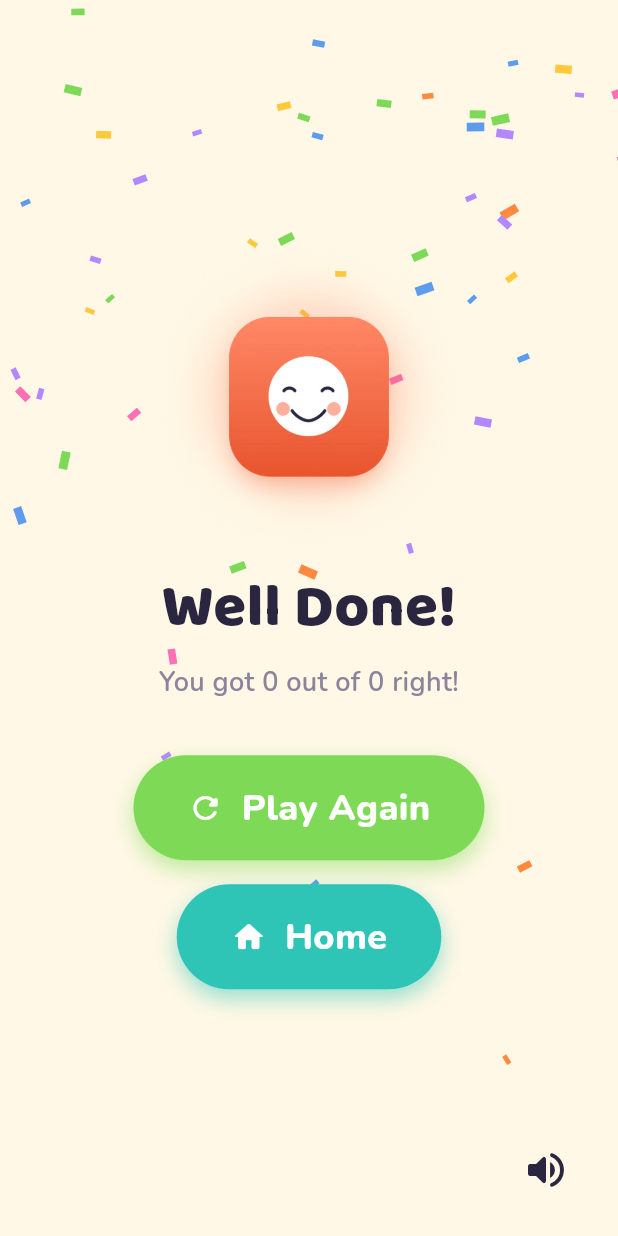
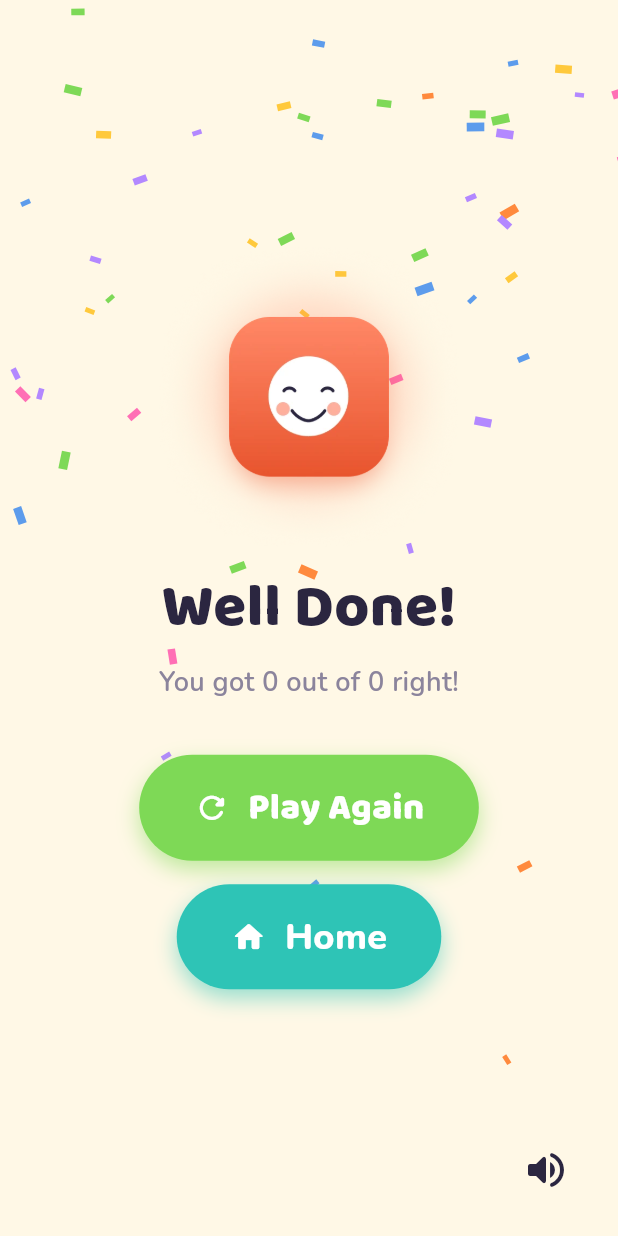
Before and after one commit to kapsgrafix/tap-and-learn-kids, a Flutter app: the ResultScreen screen opened directly with sample values from the repository, on a phone screen of 412 x 824 dp. Run offline on Flutter 3.47's test engine with Material 3 defaults, Android fonts, the phone set to English and light mode, and no system bars; our stand-ins replace audioplayers.

Commit message:
Use a guaranteed-bold static font for key headings/CTAs; add CTA breathing pulse
The original standalone "Baloo" typeface the user asked for has been
discontinued by Google Fonts (fonts.google.com/specimen/Baloo now
404s, and it's gone from the google/fonts source repo too) so it
can't be sourced. Root cause of "not bold enough" is more likely that
Baloo2 only ships as ONE variable font file with a wght axis, and
some Android renderers don't reliably apply that axis at runtime —
so requesting weight 800 can still paint at a lighter weight.

Fix: use fontTools' variable-font instancer to bake a genuine STATIC
ExtraBold TTF out of Baloo2 (assets/fonts/Baloo2-ExtraBold-Static.ttf,
registered as a new "BalooBold" pubspec family). It has no weight
axis left to under-apply — it just is the bold glyphs — so it always
renders heavy. Wired into AppTheme.boldHeadingFontFamily and applied
to the 5 requested spots: the Home title, the header page title
(AppHeader), the Well Done heading, and the Let's Play!/Play Again
CTA labels (PrimaryButton gained a fontFamily override for this).
Everywhere else keeps the regular variable Baloo2 family.

Also added a slow, continuous "breathing" pulse (scale 1.0↔1.06,
easeInOut, ~1.1s) to PrimaryButton via a new `breathing` flag, turned
on for Let's Play! and Play Again only — it layers on top of the
existing tap-press scale rather than replacing it.

Co-Authored-By: Claude Sonnet 5 <noreply@anthropic.com>
Claude-Session: https://claude.ai/code/session_01L641V5yhK8SUiDMbpWkBmD

```diff
--- a/lib/screens/home_screen.dart
+++ b/lib/screens/home_screen.dart
@@ -45,7 +45,7 @@ class _HomeScreenState extends State<HomeScreen> {
                     'Smart Kids',
                     textAlign: TextAlign.center,
                     style: TextStyle(
-                      fontFamily: AppTheme.headingFontFamily,
+                      fontFamily: AppTheme.boldHeadingFontFamily,
                       fontSize: 42,
                       fontWeight: FontWeight.w800,
                       color: AppColors.textPrimary,
@@ -67,6 +67,8 @@ class _HomeScreenState extends State<HomeScreen> {
                     label: "Let's Play!",
                     icon: Icons.play_arrow_rounded,
                     color: AppColors.categoryShapes,
+                    fontFamily: AppTheme.boldHeadingFontFamily,
+                    breathing: true,
                     onPressed: () {
                       Navigator.of(context).push(
                         MaterialPageRoute(builder: (_) => const CategorySelectScreen()),
--- a/lib/screens/result_screen.dart
+++ b/lib/screens/result_screen.dart
@@ -50,7 +50,7 @@ class _ResultScreenState extends State<ResultScreen> {
                   const Text(
                     'Well Done!',
                     style: TextStyle(
-                      fontFamily: AppTheme.headingFontFamily,
+                      fontFamily: AppTheme.boldHeadingFontFamily,
                       fontSize: 40,
                       fontWeight: FontWeight.w800,
                       color: AppColors.textPrimary,
@@ -71,6 +71,8 @@ class _ResultScreenState extends State<ResultScreen> {
                     label: 'Play Again',
                     icon: Icons.refresh_rounded,
                     color: AppColors.categoryShapes,
+                    fontFamily: AppTheme.boldHeadingFontFamily,
+                    breathing: true,
                     onPressed: () {
                       Navigator.of(context).pushReplacement(
                         MaterialPageRoute(builder: (_) => GameScreen(category: widget.category)),
--- a/lib/theme/app_theme.dart
+++ b/lib/theme/app_theme.dart
@@ -57,6 +57,16 @@ class AppTheme {
   /// Baloo 2 is used for headings, titles, and category labels.
   static const headingFontFamily = 'Baloo2';
 
+  /// A static (always-heavy) ExtraBold instance of Baloo 2, for the
+  /// handful of spots that need to read unmistakably bold: the Home
+  /// title, header page titles, the Well Done heading, and the
+  /// Let's Play!/Play Again CTA labels. (Google discontinued the
+  /// original standalone "Baloo" typeface — it's no longer published
+  /// anywhere — so this static instance is the reliable substitute:
+  /// unlike the variable Baloo2 file above, it has no weight axis for
+  /// a renderer to under-apply, so it always renders heavy.)
+  static const boldHeadingFontFamily = 'BalooBold';
+
   /// Nunito is used for body text and button labels.
   static const bodyFontFamily = 'Nunito';
 
--- a/lib/widgets/app_header.dart
+++ b/lib/widgets/app_header.dart
@@ -36,7 +36,7 @@ class AppHeader extends StatelessWidget {
               title,
               textAlign: TextAlign.center,
               style: const TextStyle(
-                fontFamily: AppTheme.headingFontFamily,
+                fontFamily: AppTheme.boldHeadingFontFamily,
                 fontSize: 26,
                 fontWeight: FontWeight.w800,
                 color: AppColors.textPrimary,
--- a/lib/widgets/primary_button.dart
+++ b/lib/widgets/primary_button.dart
@@ -2,11 +2,17 @@ import 'package:flutter/material.dart';
 import '../theme/app_theme.dart';
 
 /// Big, rounded, bouncy button sized for small fingers.
+///
+/// Set [breathing] to true for a slow, continuous "come tap me" pulse —
+/// used on the two main call-to-action buttons (Let's Play!, Play Again)
+/// so they draw a young child's eye even before anything is tapped.
 class PrimaryButton extends StatefulWidget {
   final String label;
   final IconData? icon;
   final Color color;
   final VoidCallback onPressed;
+  final String? fontFamily;
+  final bool breathing;
 
   const PrimaryButton({
     super.key,
@@ -14,26 +20,42 @@ class PrimaryButton extends StatefulWidget {
     required this.onPressed,
     this.icon,
     this.color = AppColors.brandTeal,
+    this.fontFamily,
+    this.breathing = false,
   });
 
   @override
   State<PrimaryButton> createState() => _PrimaryButtonState();
 }
 
-class _PrimaryButtonState extends State<PrimaryButton> {
-  double _scale = 1.0;
+class _PrimaryButtonState extends State<PrimaryButton> with SingleTickerProviderStateMixin {
+  double _pressScale = 1.0;
+  AnimationController? _breathController;
+  Animation<double>? _breathScale;
 
   @override
-  Widget build(BuildContext context) {
-    return GestureDetector(
-      onTapDown: (_) => setState(() => _scale = 0.94),
-      onTapUp: (_) => setState(() => _scale = 1.0),
-      onTapCancel: () => setState(() => _scale = 1.0),
-      onTap: widget.onPressed,
-      child: AnimatedScale(
-        scale: _scale,
-        duration: const Duration(milliseconds: 100),
-        child: Container(
+  void initState() {
+    super.initState();
+    if (widget.breathing) {
+      final controller = AnimationController(
+        vsync: this,
+        duration: const Duration(milliseconds: 1100),
+      )..repeat(reverse: true);
+      _breathController = controller;
+      _breathScale = Tween<double>(begin: 1.0, end: 1.06).animate(
+        CurvedAnimation(parent: controller, curve: Curves.easeInOut),
+      );
+    }
+  }
+
+  @override
+  void dispose() {
+    _breathController?.dispose();
+    super.dispose();
+  }
+
+  Widget _buildContent() {
+    return Container(
       padding: const EdgeInsets.symmetric(horizontal: 36, vertical: 18),
       decoration: BoxDecoration(
         color: widget.color,
@@ -55,8 +77,8 @@ class _PrimaryButtonState extends State<PrimaryButton> {
           ],
           Text(
             widget.label,
-                style: const TextStyle(
-                  fontFamily: AppTheme.bodyFontFamily,
+            style: TextStyle(
+              fontFamily: widget.fontFamily ?? AppTheme.bodyFontFamily,
               color: AppColors.textInverse,
               fontSize: 24,
               fontWeight: FontWeight.w800,
@@ -64,7 +86,34 @@ class _PrimaryButtonState extends State<PrimaryButton> {
           ),
         ],
       ),
-        ),
+    );
+  }
+
+  @override
+  Widget build(BuildContext context) {
+    final content = _buildContent();
+    final breathController = _breathController;
+
+    return GestureDetector(
+      onTapDown: (_) => setState(() => _pressScale = 0.94),
+      onTapUp: (_) => setState(() => _pressScale = 1.0),
+      onTapCancel: () => setState(() => _pressScale = 1.0),
+      onTap: widget.onPressed,
+      child: breathController == null
+          ? AnimatedScale(
+              scale: _pressScale,
+              duration: const Duration(milliseconds: 100),
+              child: content,
+            )
+          : AnimatedBuilder(
+              animation: breathController,
+              child: content,
+              builder: (context, child) {
+                return Transform.scale(
+                  scale: _breathScale!.value * _pressScale,
+                  child: child,
+                );
+              },
             ),
     );
   }
```
Also changed, not shown: pubspec.yaml (+10 -0 lines), assets/fonts/Baloo2-ExtraBold-Static.ttf (added). Lines whose indentation alone changed are shown as unchanged.
